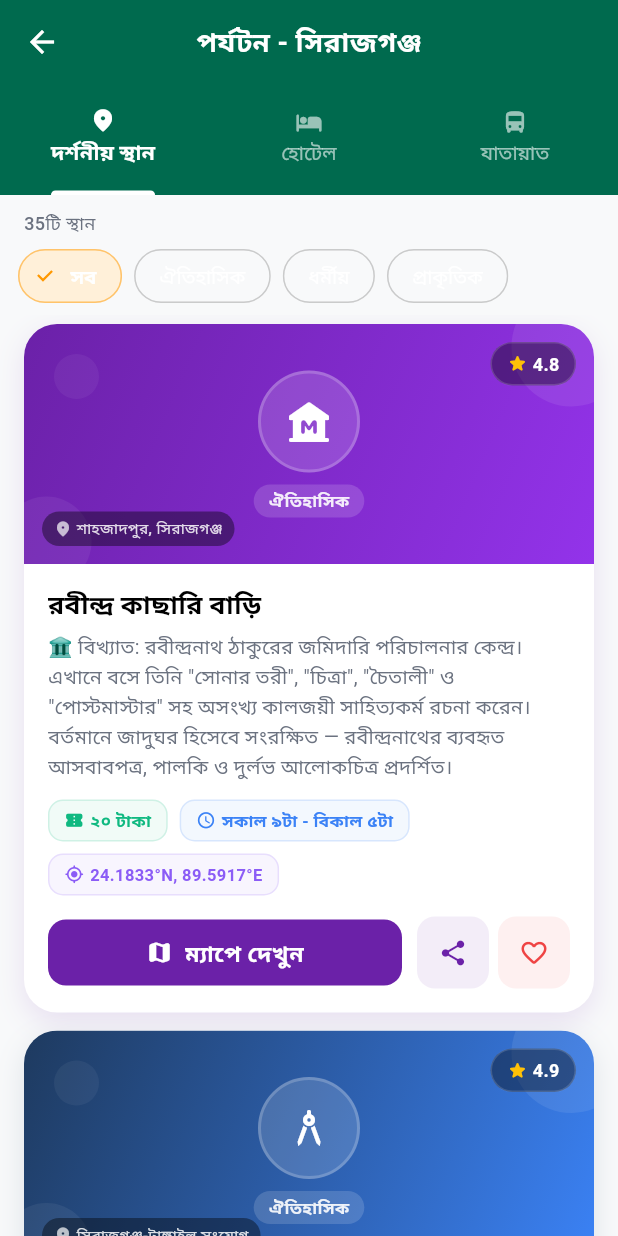
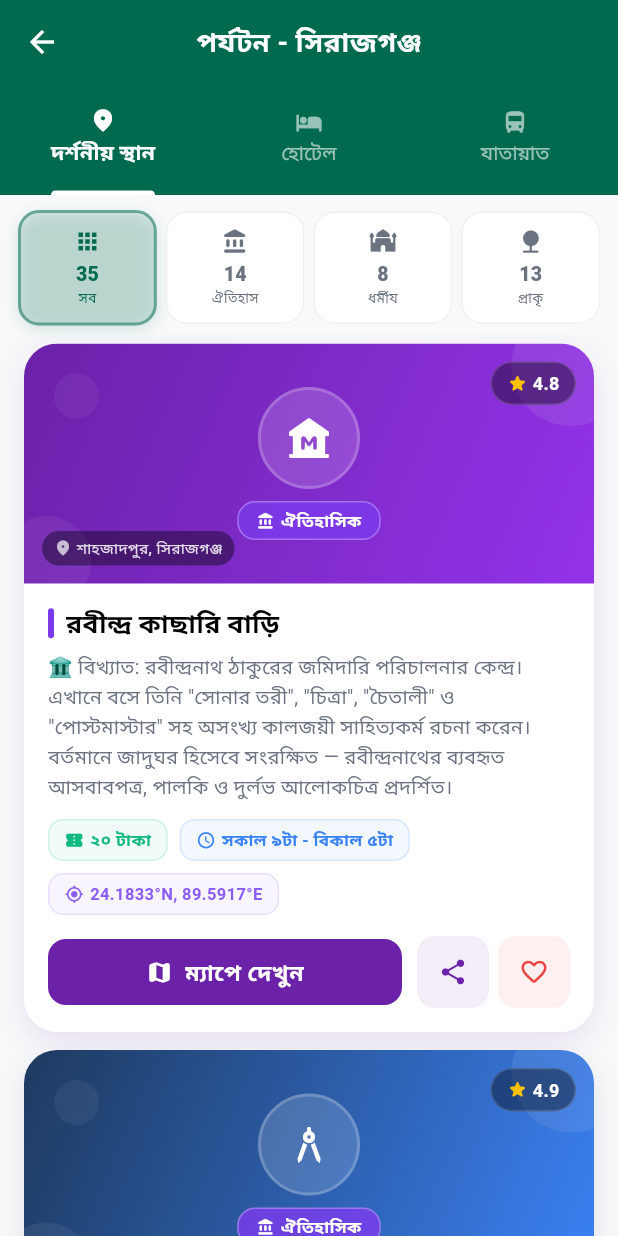
Before and after one commit to Atikul-debug/Jelasheba-App, a Flutter app: the TourismScreen screen opened directly, on a phone screen of 412 x 824 dp. Run offline on Flutter 3.47's test engine with Material 3 defaults, Android fonts, the phone set to English and light mode, and no system bars; our stand-ins replace shared_preferences; accounts and stored records are empty.

Commit message:
Improve tourism category filter visibility with card-style buttons and color-coded badges
- Replace horizontal FilterChip with 4 card-style category buttons showing icon + count
- Each category has unique color: ঐতিহাসিক (purple), ধর্মীয় (green), প্রাকৃতিক (cyan)
- Selected category gets colored border, shadow, and background highlight
- Category badge on image overlay now shows colored pill with icon + text
- Added colored accent bar next to place title matching its category
- Category helper methods: _getCategoryColor(), _getCategoryIcon()

Co-Authored-By: Claude Opus 4.6 (1M context) <noreply@anthropic.com>

```diff
--- a/lib/features/tourism/screens/tourism_screen.dart
+++ b/lib/features/tourism/screens/tourism_screen.dart
@@ -139,7 +139,6 @@ class _TourismScreenState extends State<TourismScreen> {
     Transport(type: 'bus', typeBn: 'বাস', route: 'সিরাজগঞ্জ - বগুড়া', schedule: 'প্রতি ১ ঘন্টা পর পর', fare: '১৫০ - ২৫০ টাকা', operator: 'সিরাজগঞ্জ এক্সপ্রেস', phone: '01711-130003'),
   ];
 
-  List<String> get _categories => ['সব', 'ঐতিহাসিক', 'ধর্মীয়', 'প্রাকৃতিক'];
 
   @override
   Widget build(BuildContext context) {
@@ -167,42 +166,48 @@ class _TourismScreenState extends State<TourismScreen> {
     );
   }
 
+  Color _getCategoryColor(String cat) {
+    switch (cat) {
+      case 'ঐতিহাসিক': return const Color(0xFF7C3AED);
+      case 'ধর্মীয়': return const Color(0xFF059669);
+      case 'প্রাকৃতিক': return const Color(0xFF0891B2);
+      default: return AppColors.primary;
+    }
+  }
+
+  IconData _getCategoryIcon(String cat) {
+    switch (cat) {
+      case 'ঐতিহাসিক': return Icons.account_balance_rounded;
+      case 'ধর্মীয়': return Icons.mosque_rounded;
+      case 'প্রাকৃতিক': return Icons.nature_rounded;
+      default: return Icons.place_rounded;
+    }
+  }
+
   Widget _buildPlaces() {
     final isDark = Theme.of(context).brightness == Brightness.dark;
     final filtered = _selectedCategory == 'সব' ? _places : _places.where((p) => p.categoryBn == _selectedCategory).toList();
+
+    // Count per category
+    final historicalCount = _places.where((p) => p.categoryBn == 'ঐতিহাসিক').length;
+    final religiousCount = _places.where((p) => p.categoryBn == 'ধর্মীয়').length;
+    final scenicCount = _places.where((p) => p.categoryBn == 'প্রাকৃতিক').length;
+
     return Column(
       children: [
-        // Category filter + count
-        Padding(
-          padding: const EdgeInsets.fromLTRB(16, 10, 16, 0),
+        // Category filter cards
+        Container(
+          padding: const EdgeInsets.fromLTRB(12, 10, 12, 6),
           child: Row(
             children: [
-              Text('${filtered.length}টি স্থান', style: TextStyle(fontSize: 12, color: AppColors.textSecondary, fontWeight: FontWeight.w500)),
-              const Spacer(),
+              _buildCategoryButton('সব', Icons.apps_rounded, '${_places.length}', AppColors.primary, isDark),
+              const SizedBox(width: 6),
+              _buildCategoryButton('ঐতিহাসিক', Icons.account_balance_rounded, '$historicalCount', const Color(0xFF7C3AED), isDark),
+              const SizedBox(width: 6),
+              _buildCategoryButton('ধর্মীয়', Icons.mosque_rounded, '$religiousCount', const Color(0xFF059669), isDark),
+              const SizedBox(width: 6),
+              _buildCategoryButton('প্রাকৃতিক', Icons.nature_rounded, '$scenicCount', const Color(0xFF0891B2), isDark),
             ],
-          ),
-        ),
-        SizedBox(
-          height: 52,
-          child: ListView.builder(
-            scrollDirection: Axis.horizontal,
-            padding: const EdgeInsets.symmetric(horizontal: 12, vertical: 8),
-            itemCount: _categories.length,
-            itemBuilder: (context, index) {
-              final cat = _categories[index];
-              final isSelected = cat == _selectedCategory;
-              return Padding(
-                padding: const EdgeInsets.only(right: 8),
-                child: FilterChip(
-                  label: Text(cat, style: TextStyle(fontWeight: isSelected ? FontWeight.w600 : FontWeight.w400)),
-                  selected: isSelected,
-                  onSelected: (_) => setState(() => _selectedCategory = cat),
-                  selectedColor: AppColors.accent.withValues(alpha: 0.15),
-                  checkmarkColor: AppColors.accent,
-                  side: BorderSide(color: isSelected ? AppColors.accent.withValues(alpha: 0.3) : Colors.grey.withValues(alpha: 0.3)),
-                ),
-              );
-            },
           ),
         ),
         Expanded(
@@ -218,6 +223,38 @@ class _TourismScreenState extends State<TourismScreen> {
           ),
         ),
       ],
+    );
+  }
+
+  Widget _buildCategoryButton(String label, IconData icon, String count, Color color, bool isDark) {
+    final isSelected = _selectedCategory == label;
+    return Expanded(
+      child: GestureDetector(
+        onTap: () => setState(() => _selectedCategory = label),
+        child: AnimatedContainer(
+          duration: const Duration(milliseconds: 250),
+          padding: const EdgeInsets.symmetric(vertical: 10),
+          decoration: BoxDecoration(
+            color: isSelected
+                ? color.withValues(alpha: isDark ? 0.25 : 0.12)
+                : (isDark ? AppColors.darkCard : Colors.white),
+            borderRadius: BorderRadius.circular(14),
+            border: Border.all(
+              color: isSelected ? color.withValues(alpha: 0.5) : (isDark ? Colors.white.withValues(alpha: 0.06) : Colors.grey.withValues(alpha: 0.15)),
+              width: isSelected ? 2 : 1,
+            ),
+            boxShadow: isSelected ? [BoxShadow(color: color.withValues(alpha: 0.15), blurRadius: 8, offset: const Offset(0, 3))] : [],
+          ),
+          child: Column(
+            children: [
+              Icon(icon, size: 18, color: isSelected ? color : AppColors.textSecondary),
+              const SizedBox(height: 3),
+              Text(count, style: TextStyle(fontSize: 13, fontWeight: FontWeight.w800, color: isSelected ? color : AppColors.textSecondary)),
+              Text(label == 'সব' ? 'সব' : label.substring(0, label.length > 6 ? 6 : label.length), style: TextStyle(fontSize: 9, fontWeight: FontWeight.w500, color: isSelected ? color : AppColors.textSecondary), overflow: TextOverflow.ellipsis),
+            ],
+          ),
+        ),
+      ),
     );
   }
 
@@ -271,9 +308,20 @@ class _TourismScreenState extends State<TourismScreen> {
                       ),
                       const SizedBox(height: 8),
                       Container(
-                        padding: const EdgeInsets.symmetric(horizontal: 10, vertical: 3),
-                        decoration: BoxDecoration(color: Colors.white.withValues(alpha: 0.15), borderRadius: BorderRadius.circular(12)),
-                        child: Text(place.categoryBn, style: TextStyle(color: Colors.white.withValues(alpha: 0.9), fontSize: 11, fontWeight: FontWeight.w600)),
+                        padding: const EdgeInsets.symmetric(horizontal: 12, vertical: 4),
+                        decoration: BoxDecoration(
+                          color: _getCategoryColor(place.categoryBn).withValues(alpha: 0.8),
+                          borderRadius: BorderRadius.circular(12),
+                          border: Border.all(color: Colors.white.withValues(alpha: 0.3)),
+                        ),
+                        child: Row(
+                          mainAxisSize: MainAxisSize.min,
+                          children: [
+                            Icon(_getCategoryIcon(place.categoryBn), size: 12, color: Colors.white),
+                            const SizedBox(width: 4),
+                            Text(place.categoryBn, style: const TextStyle(color: Colors.white, fontSize: 11, fontWeight: FontWeight.w700)),
+                          ],
+                        ),
                       ),
                     ],
                   ),
@@ -326,7 +374,16 @@ class _TourismScreenState extends State<TourismScreen> {
             child: Column(
               crossAxisAlignment: CrossAxisAlignment.start,
               children: [
-                Text(place.nameBn, style: const TextStyle(fontSize: 17, fontWeight: FontWeight.w800, height: 1.2)),
+                Row(
+                  children: [
+                    Container(
+                      width: 4, height: 20,
+                      decoration: BoxDecoration(color: _getCategoryColor(place.categoryBn), borderRadius: BorderRadius.circular(2)),
+                    ),
+                    const SizedBox(width: 8),
+                    Expanded(child: Text(place.nameBn, style: const TextStyle(fontSize: 17, fontWeight: FontWeight.w800, height: 1.2))),
+                  ],
+                ),
                 const SizedBox(height: 8),
                 Text(place.description, style: const TextStyle(color: AppColors.textSecondary, fontSize: 13, height: 1.5)),
                 const SizedBox(height: 12),
```
